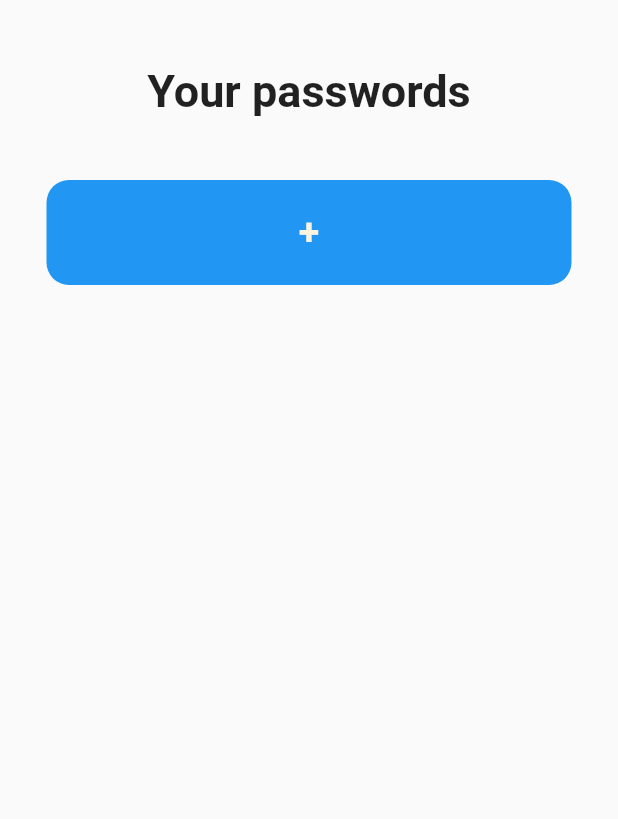
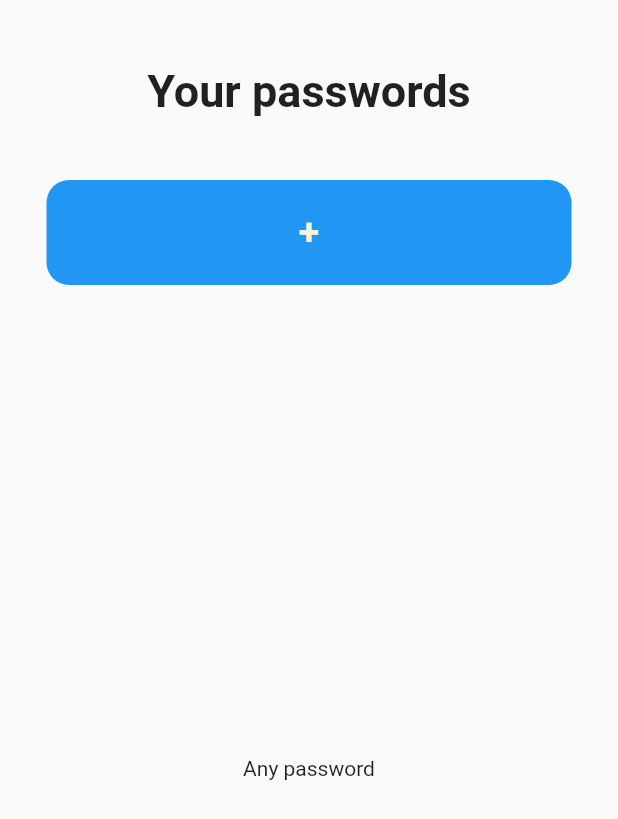
Before and after one commit to hugo-piedanna/Mnemosyne, a Flutter app: the screen it shows after launch, on a phone screen of 412 x 824 dp. Shown: the top 819 px of the screen. Run offline on Flutter 3.47's test engine with Material 2 defaults, Android fonts, the light colour scheme and no system bars; our stand-ins replace fluttertoast, sqflite; missing offline and left inert: rive_splash_screen, transition; accounts and stored records are empty.

Commit message:
Database connection and interactions

```diff
--- a/lib/index.dart
+++ b/lib/index.dart
@@ -1,6 +1,8 @@
 import 'package:flutter/material.dart';
 import 'package:mnemosyne/addPassword.dart';
 import 'package:mnemosyne/main.dart';
+import 'package:mnemosyne/models/password.dart';
+import 'package:mnemosyne/services/databaseServices.dart';
 import 'package:transition/transition.dart';
 
 class index extends StatefulWidget {
@@ -50,7 +52,55 @@ class _index extends State<index> {
                     ),
                   ),
                 ),
-              )
+              ),
+              const SizedBox(height: 10),
+              Expanded(
+                child: FutureBuilder(
+                    future: DatabaseHelper.allPassword(),
+                    builder:
+                        (context, AsyncSnapshot<List<password>?> snapshot) {
+                      if (snapshot.connectionState == ConnectionState.waiting) {
+                        return const CircularProgressIndicator();
+                      } else if (snapshot.hasError) {
+                        return Center(
+                          child: Text(snapshot.error.toString()),
+                        );
+                      } else if (snapshot.hasData) {
+                        return ListView.separated(
+                            separatorBuilder:
+                                (BuildContext context, int index) {
+                              return const SizedBox(
+                                height: 10,
+                              );
+                            },
+                            padding: const EdgeInsets.all(25),
+                            shrinkWrap: true,
+                            itemCount: snapshot.data!.length,
+                            itemBuilder: (context, i) => GestureDetector(
+                                  onTap: (() => {}),
+                                  child: Container(
+                                    height: 70,
+                                    decoration: BoxDecoration(
+                                        color: Colors.blue,
+                                        borderRadius:
+                                            BorderRadius.circular(15)),
+                                    child: Center(
+                                      child: Text(
+                                        snapshot.data![i].name,
+                                        style: const TextStyle(
+                                            color: Color(0xfffaf3dd),
+                                            fontSize: 25,
+                                            fontWeight: FontWeight.bold),
+                                      ),
+                                    ),
+                                  ),
+                                ));
+                      }
+                      return const Center(
+                        child: Text("Any password"),
+                      );
+                    }),
+              ),
             ],
           ),
         ),
--- /dev/null
+++ b/lib/models/password.dart
@@ -0,0 +1,12 @@
+class password {
+  final int? id;
+  final String name;
+  final String pass;
+
+  const password({this.id, required this.name, required this.pass});
+
+  factory password.fromJson(Map<String, dynamic> json) =>
+      password(id: json['id'], name: json['name'], pass: json['password']);
+
+  Map<String, dynamic> toJson() => {'id': id, 'name': name, 'password': pass};
+}
--- /dev/null
+++ b/lib/services/databaseServices.dart
@@ -0,0 +1,39 @@
+import 'package:mnemosyne/models/password.dart';
+import 'package:path/path.dart';
+import 'package:sqflite/sqflite.dart';
+
+class DatabaseHelper {
+  static const int _version = 1;
+  static const String _bdName = "passwords.db";
+
+  static Future<Database> _getDb() async {
+    return openDatabase(join(await getDatabasesPath(), _bdName),
+        onCreate: (db, version) async => await db.execute(
+            "CREATE TABLE passwords(id INTEGER PRIMARY KEY, name TEXT NOT NULL, password TEXT NOT NULL);"),
+        version: _version);
+  }
+
+  static Future<int> addPass(password pass) async {
+    final db = await _getDb();
+    return await db.insert("passwords", pass.toJson(),
+        conflictAlgorithm: ConflictAlgorithm.replace);
+  }
+
+  static Future<int> deletePass(password pass) async {
+    final db = await _getDb();
+    return await db.delete("passwords", where: 'id = ?', whereArgs: [pass.id]);
+  }
+
+  static Future<List<password>?> allPassword() async {
+    final db = await _getDb();
+
+    final List<Map<String, dynamic>> maps = await db.query("passwords");
+
+    if (maps.isEmpty) {
+      return null;
+    }
+
+    return List.generate(
+        maps.length, (index) => password.fromJson(maps[index]));
+  }
+}
--- a/pubspec.yaml
+++ b/pubspec.yaml
@@ -15,6 +15,9 @@ dependencies:
   cupertino_icons: ^1.0.2
   rive_splash_screen: ^0.1.0
   transition: ^2.0.2
+  sqflite: ^2.2.0+3
+  path: ^1.8.2
+  fluttertoast: ^8.0.9
 
 dev_dependencies:
   flutter_test:
```
Also changed, not shown: lib/addPassword.dart (+34 -18 lines), pubspec.lock, 11 other files.
